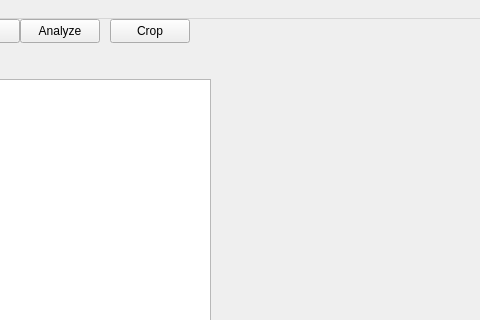
Old version of the form src/ColonyCounter/form.ui in the repository Andrewmh71/colony-capstone; both pictures show x 650 to 1130 and y 0 to 320 of the 1282 by 826 pixel window.
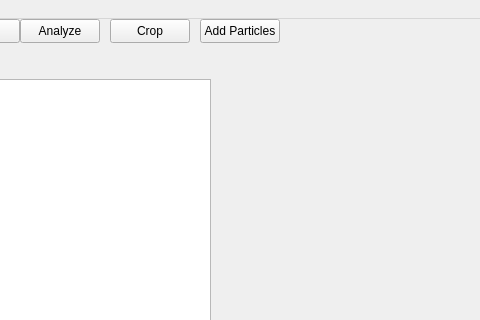
New version of the form.

The edit to the form file:
```diff
--- a/src/ColonyCounter/form.ui
+++ b/src/ColonyCounter/form.ui
@@ -81,6 +81,19 @@
      <string>Save</string>
     </property>
    </widget>
+   <widget class="QPushButton" name="addBacteriaButton">
+    <property name="geometry">
+     <rect>
+      <x>850</x>
+      <y>0</y>
+      <width>80</width>
+      <height>24</height>
+     </rect>
+    </property>
+    <property name="text">
+     <string>Add Particles</string>
+    </property>
+   </widget>
   </widget>
   <widget class="QStatusBar" name="statusbar"/>
   <widget class="QMenuBar" name="menubar">
```
